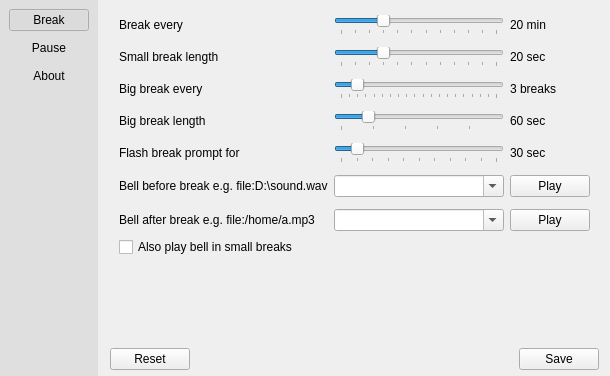
AllanChain/sane-break, file src/pref-window.ui: the form before one commit.
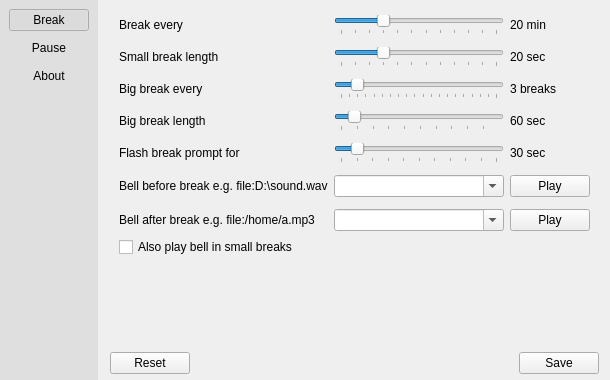
The form after the commit. Icons and pictures are not drawn. Custom widgets are drawn as their Qt base class.

Commit message: increase slider limit for big break length

The edit to the form file:
```diff
--- a/src/pref-window.ui
+++ b/src/pref-window.ui
@@ -7,7 +7,7 @@
     <x>0</x>
     <y>0</y>
     <width>610</width>
-    <height>376</height>
+    <height>380</height>
    </rect>
   </property>
   <property name="windowTitle">
@@ -204,7 +204,7 @@
               <number>10</number>
              </property>
              <property name="maximum">
-              <number>300</number>
+              <number>600</number>
              </property>
              <property name="singleStep">
               <number>10</number>
```
